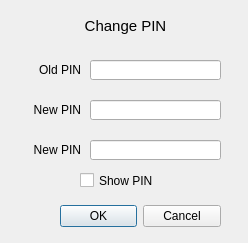
Qt form stick20changepassworddialog.ui (Nitrokey/nitrokey-app) before a commit.
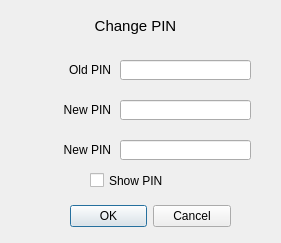
The same form after that commit. Icons and pictures are not drawn.

Commit message: resize change PIN dialog

Patch:
```diff
--- a/stick20changepassworddialog.ui
+++ b/stick20changepassworddialog.ui
@@ -6,7 +6,7 @@
    <rect>
     <x>0</x>
     <y>0</y>
-    <width>248</width>
+    <width>281</width>
     <height>243</height>
    </rect>
   </property>
@@ -20,7 +20,7 @@
   <widget class="QDialogButtonBox" name="buttonBox">
    <property name="geometry">
     <rect>
-     <x>60</x>
+     <x>70</x>
      <y>200</y>
      <width>161</width>
      <height>32</height>
@@ -36,7 +36,7 @@
   <widget class="QLabel" name="label">
    <property name="geometry">
     <rect>
-     <x>10</x>
+     <x>20</x>
      <y>10</y>
      <width>231</width>
      <height>31</height>
@@ -57,7 +57,7 @@
   <widget class="QLineEdit" name="lineEdit_OldPW">
    <property name="geometry">
     <rect>
-     <x>90</x>
+     <x>120</x>
      <y>60</y>
      <width>131</width>
      <height>20</height>
@@ -73,7 +73,7 @@
   <widget class="QLineEdit" name="lineEdit_NewPW_1">
    <property name="geometry">
     <rect>
-     <x>90</x>
+     <x>120</x>
      <y>100</y>
      <width>131</width>
      <height>20</height>
@@ -86,7 +86,7 @@
   <widget class="QLineEdit" name="lineEdit_NewPW_2">
    <property name="geometry">
     <rect>
-     <x>90</x>
+     <x>120</x>
      <y>140</y>
      <width>131</width>
      <height>20</height>
@@ -101,7 +101,7 @@
     <rect>
      <x>10</x>
      <y>60</y>
-     <width>71</width>
+     <width>101</width>
      <height>20</height>
     </rect>
    </property>
@@ -117,7 +117,7 @@
     <rect>
      <x>10</x>
      <y>100</y>
-     <width>71</width>
+     <width>101</width>
      <height>20</height>
     </rect>
    </property>
@@ -133,7 +133,7 @@
     <rect>
      <x>10</x>
      <y>140</y>
-     <width>71</width>
+     <width>101</width>
      <height>20</height>
     </rect>
    </property>
@@ -147,7 +147,7 @@
   <widget class="QCheckBox" name="checkBox">
    <property name="geometry">
     <rect>
-     <x>80</x>
+     <x>90</x>
      <y>170</y>
      <width>111</width>
      <height>21</height>
```
